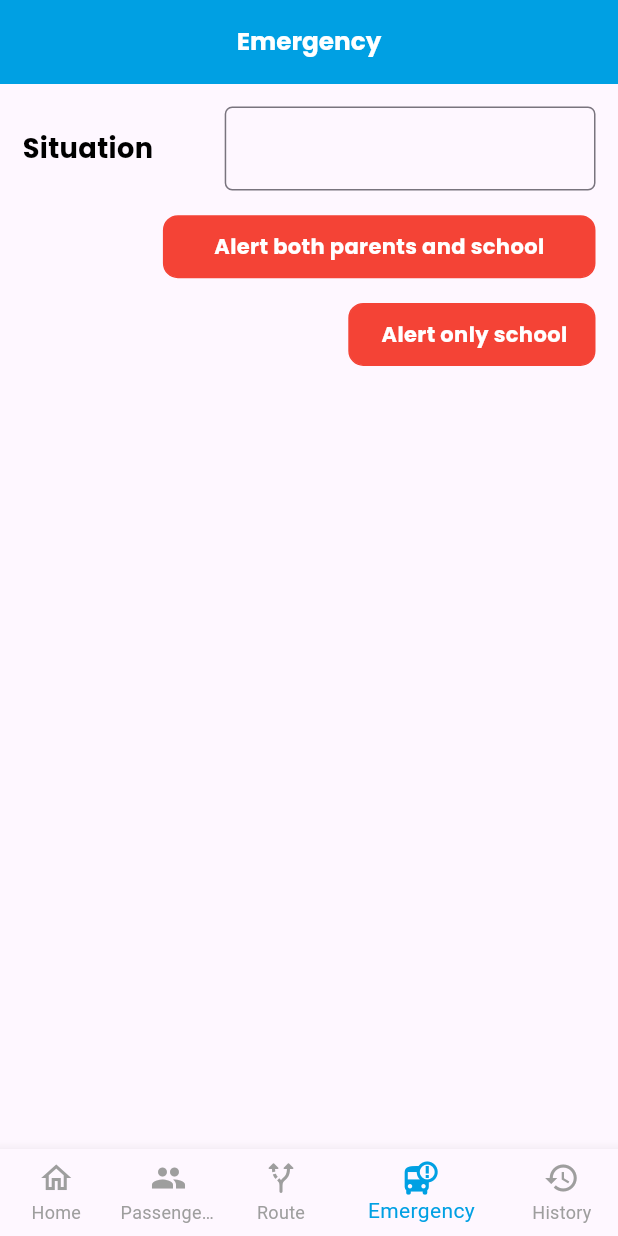
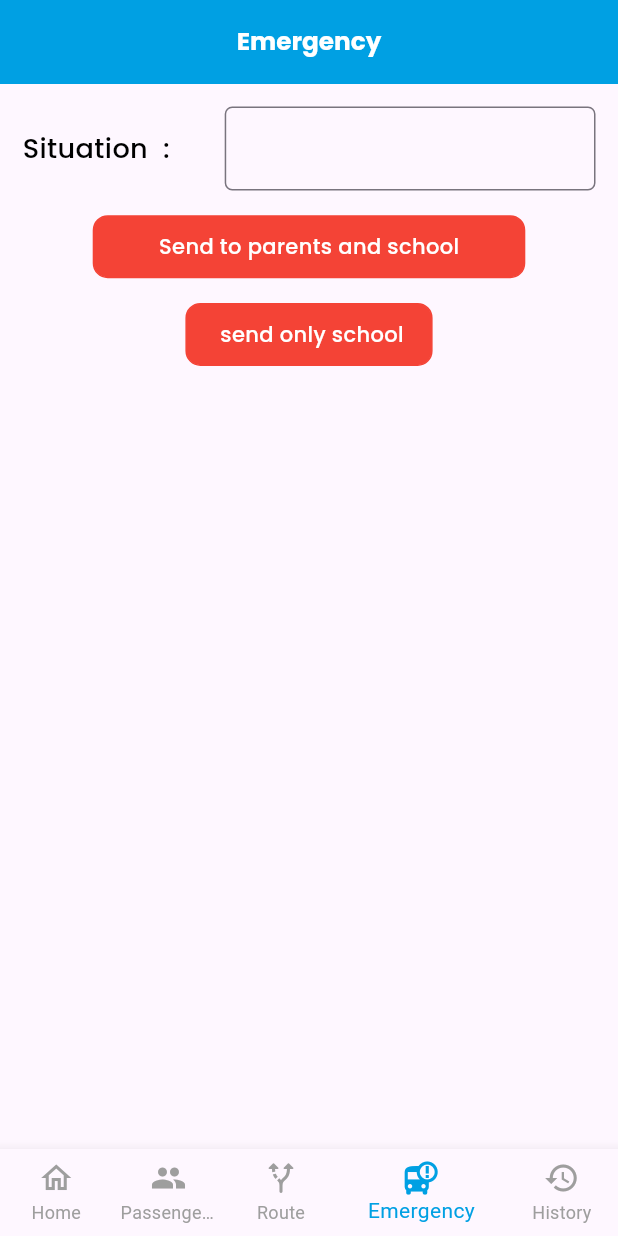
Before and after one commit to Hari-Baskar/Driver, a Flutter app: the screen it shows after launch, item 4 of the bottom bar chosen, on a phone screen of 412 x 824 dp. Run offline on Flutter 3.47's test engine with Material 3 defaults, Android fonts, the phone set to English and light mode, and no system bars; our stand-ins replace get, google_fonts, syncfusion_flutter_charts.

Commit message:
FontWeight

```diff
--- a/lib/Screens/emergency.dart
+++ b/lib/Screens/emergency.dart
@@ -25,11 +25,12 @@ class _EmergencyState extends State<Emergency> {
 
       ),
       body: SingleChildScrollView(child: Padding(padding: EdgeInsets.all(15),child:Column(
-        crossAxisAlignment: CrossAxisAlignment.end,
+
+        crossAxisAlignment: CrossAxisAlignment.center,
         children: [
           Row(children: [
 
-            TextWidget(text: "Situation", fontWeight: FontWeight.bold, fontsize: divHeight*0.022, fontColor: Colors.black),
+            TextWidget(text: "Situation  :", fontWeight: FontWeight.w500, fontsize: divHeight*0.022, fontColor: Colors.black),
             Spacer(),
             Container(
                 width: divWidth*0.6,
@@ -38,9 +39,9 @@ class _EmergencyState extends State<Emergency> {
 
           ],),
           SizedBox(height: divHeight*0.02,),
-          ButtonWidget(buttonName: "Alert both parents and school", buttonWidth: divWidth*0.7, buttonColor: Colors.red, fontSize: divHeight*0.017, fontweight: FontWeight.bold, fontColor: Colors.white),
+          ButtonWidget(buttonName: "Send to parents and school", buttonWidth: divWidth*0.7, buttonColor: Colors.red, fontSize: divHeight*0.017, fontweight: FontWeight.w500, fontColor: Colors.white),
           SizedBox(height: divHeight*0.02,),
-          ButtonWidget(buttonName: " Alert only school", buttonWidth: divWidth*0.4, buttonColor: Colors.red, fontSize: divHeight*0.017, fontweight: FontWeight.bold, fontColor: Colors.white)
+          ButtonWidget(buttonName: " send only school", buttonWidth: divWidth*0.4, buttonColor: Colors.red, fontSize: divHeight*0.017, fontweight: FontWeight.w500, fontColor: Colors.white)
         ],
       ),),),
     );
--- a/lib/Screens/history.dart
+++ b/lib/Screens/history.dart
@@ -66,7 +66,7 @@ class _HistoryState extends State<History> {
           ]
            ),
             SizedBox(height: divHeight*0.02,),
-            ButtonWidget(buttonName: "Get Details", buttonWidth: divWidth*0.4, buttonColor: Colors.red, fontSize: divHeight*0.017, fontweight: FontWeight.bold, fontColor: Colors.white),
+            ButtonWidget(buttonName: "Get Details", buttonWidth: divWidth*0.4, buttonColor: Colors.red, fontSize: divHeight*0.017, fontweight: FontWeight.w500, fontColor: Colors.white),
             SizedBox(height: divHeight*0.02,),
             Container(
               width: divWidth*0.90,
@@ -131,11 +131,12 @@ class _HistoryState extends State<History> {
     required String Date
 }){
     return Container(
+      padding: EdgeInsets.symmetric(vertical: 10),
       decoration: BoxDecoration(
         borderRadius: BorderRadius.circular(15),
         border: Border.all(width: 1.0)
       ),
-      child:ListTile(title: TextWidget(text: Date, fontWeight: FontWeight.w700, fontsize: divHeight*0.017, fontColor: Colors.black),trailing:InkWell(
+      child:ListTile(title: TextWidget(text: Date, fontWeight: FontWeight.w500, fontsize: divHeight*0.017, fontColor: Colors.black),trailing:InkWell(
           onTap: (){
             Get.to(()=>DetailedHistory(),transition: Transition.zoom, duration: Durations.medium4);
 
--- a/lib/Screens/home.dart
+++ b/lib/Screens/home.dart
@@ -142,7 +142,7 @@ body: SingleChildScrollView(child:Padding(padding: EdgeInsets.all(15),child: Col
       mainAxisAlignment: MainAxisAlignment.spaceAround,
       children: [
 
-      TextWidget(text: "Amount :", fontWeight: FontWeight.bold, fontsize: divHeight*0.019, fontColor: Colors.black),
+      TextWidget(text: "Amount :", fontWeight: FontWeight.w500, fontsize: divHeight*0.019, fontColor: Colors.black),
 
       Container(
           width: divWidth*0.6,
@@ -182,8 +182,8 @@ BoxWidget({
         height: divHeight*0.2,
         width: divWidth*0.43,
         decoration: BoxDecoration(
-          color: Colors.grey,
-            border: Border.all(color: Colors.black,width: 1),
+          color: Color(0xFF00A0E3) ,
+            border: Border.all(color: Color(0xFF00A0E3) ,width: 1),
            borderRadius: BorderRadius.circular(21)
         ),
         child: Column(
--- a/lib/Screens/passengers.dart
+++ b/lib/Screens/passengers.dart
@@ -48,7 +48,7 @@ class _PassengersState extends State<Passengers> {
            children: [
              Row(children: [
 
-               TextWidget(text: "Student Id :", fontWeight: FontWeight.bold, fontsize: divHeight*0.022, fontColor: Colors.black),
+               TextWidget(text: "Student Id :", fontWeight: FontWeight.w500, fontsize: divHeight*0.022, fontColor: Colors.black),
                Spacer(),
                Container(
                    width: divWidth*0.6,
@@ -121,7 +121,9 @@ selected ?              Container(
          Spacer(),
          FloatingActionButton.extended(
            backgroundColor: Color(0xFF00A0E3),
-           onPressed: (){},label:ButtonWidget(buttonName: "Submit All", buttonWidth: divWidth*0.4, buttonColor:Color(0xFF00A0E3) , fontSize: divHeight*0.017, fontweight: FontWeight.bold, fontColor: Colors.white))]
+           onPressed: (){},label:InkWell(
+             onTap: (){},
+             child: ButtonWidget(buttonName: "Submit All", buttonWidth: divWidth*0.4, buttonColor:Color(0xFF00A0E3) , fontSize: divHeight*0.017, fontweight: FontWeight.w500, fontColor: Colors.white)))]
        )):null ,
     );
   }
--- a/lib/Screens/route.dart
+++ b/lib/Screens/route.dart
@@ -67,8 +67,8 @@ class _RoutePathState extends State<RoutePath> {
             Row(
               mainAxisAlignment: MainAxisAlignment.spaceAround,
               children: [
-                ButtonWidget(buttonName: "Edit Route", buttonWidth: divWidth*0.4, buttonColor: Colors.red, fontSize: divHeight*0.017, fontweight: FontWeight.bold, fontColor: Colors.white),
-                ButtonWidget(buttonName: "Show Route", buttonWidth: divWidth*0.4, buttonColor: Color(0xFF00A0E3), fontSize: divHeight*0.017, fontweight: FontWeight.bold, fontColor: Colors.white),
+                ButtonWidget(buttonName: "Edit Route", buttonWidth: divWidth*0.4, buttonColor: Colors.red, fontSize: divHeight*0.017, fontweight: FontWeight.w500, fontColor: Colors.white),
+                ButtonWidget(buttonName: "Show Route", buttonWidth: divWidth*0.4, buttonColor: Color(0xFF00A0E3), fontSize: divHeight*0.017, fontweight: FontWeight.w500, fontColor: Colors.white),
 
               ],
             )
```
